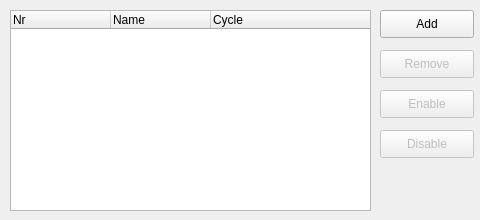
Felzow47/CANgaroo, file src/window/TxGeneratorWindow/TxGeneratorWindow.ui: the form before one commit.
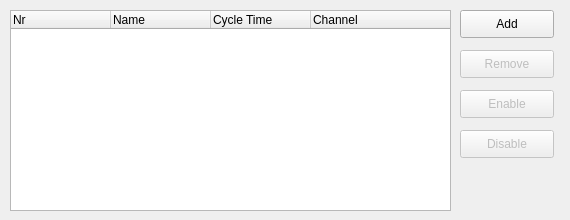
The form after the commit.

What changed in the file:
```diff
--- a/src/window/TxGeneratorWindow/TxGeneratorWindow.ui
+++ b/src/window/TxGeneratorWindow/TxGeneratorWindow.ui
@@ -6,7 +6,7 @@
    <rect>
     <x>0</x>
     <y>0</y>
-    <width>480</width>
+    <width>570</width>
     <height>220</height>
    </rect>
   </property>
@@ -26,7 +26,7 @@
     <rect>
      <x>10</x>
      <y>10</y>
-     <width>361</width>
+     <width>441</width>
      <height>201</height>
     </rect>
    </property>
@@ -37,7 +37,7 @@
     <bool>false</bool>
    </property>
    <property name="columnCount">
-    <number>3</number>
+    <number>4</number>
    </property>
    <column>
     <property name="text">
@@ -51,7 +51,12 @@
    </column>
    <column>
     <property name="text">
-     <string>Cycle</string>
+     <string>Cycle Time</string>
+    </property>
+   </column>
+   <column>
+    <property name="text">
+     <string>Channel</string>
     </property>
    </column>
   </widget>
@@ -60,7 +65,7 @@
   <widget class="QPushButton" name="btnAdd">
    <property name="geometry">
     <rect>
-     <x>380</x>
+     <x>460</x>
      <y>10</y>
      <width>94</width>
      <height>28</height>
@@ -78,7 +83,7 @@
    </property>
    <property name="geometry">
     <rect>
-     <x>380</x>
+     <x>460</x>
      <y>50</y>
      <width>94</width>
      <height>28</height>
@@ -96,7 +101,7 @@
    </property>
    <property name="geometry">
     <rect>
-     <x>380</x>
+     <x>460</x>
      <y>90</y>
      <width>94</width>
      <height>28</height>
@@ -114,7 +119,7 @@
    </property>
    <property name="geometry">
     <rect>
-     <x>380</x>
+     <x>460</x>
      <y>130</y>
      <width>94</width>
      <height>28</height>
```
Left out of the diff: 11 changed lines with no effect on the pictures.
